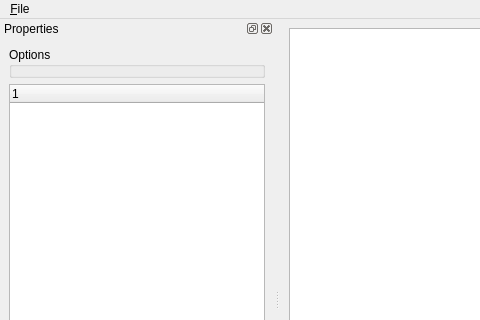
Old version of the form branches/box2d_2.1/examples/pyqt4_gui.ui in the repository kne/pybox2d-from-googlecode; both pictures show x 0 to 480 and y 0 to 320 of the 800 by 600 pixel window.
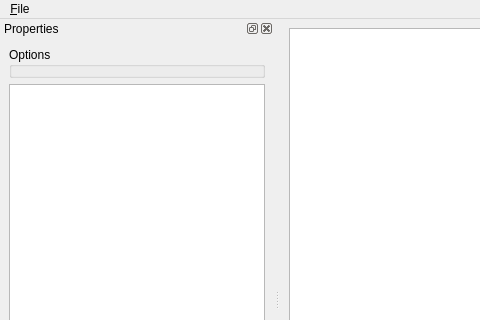
New version of the form.

```diff
--- a/branches/box2d_2.1/examples/pyqt4_gui.ui
+++ b/branches/box2d_2.1/examples/pyqt4_gui.ui
@@ -58,12 +58,10 @@
       </widget>
      </item>
      <item>
-      <widget class="QTreeWidget" name="twProperties">
-       <column>
-        <property name="text">
-         <string notr="true">1</string>
-        </property>
-       </column>
+      <widget class="QTableWidget" name="twProperties">
+       <property name="sortingEnabled">
+        <bool>true</bool>
+       </property>
       </widget>
      </item>
     </layout>
```
